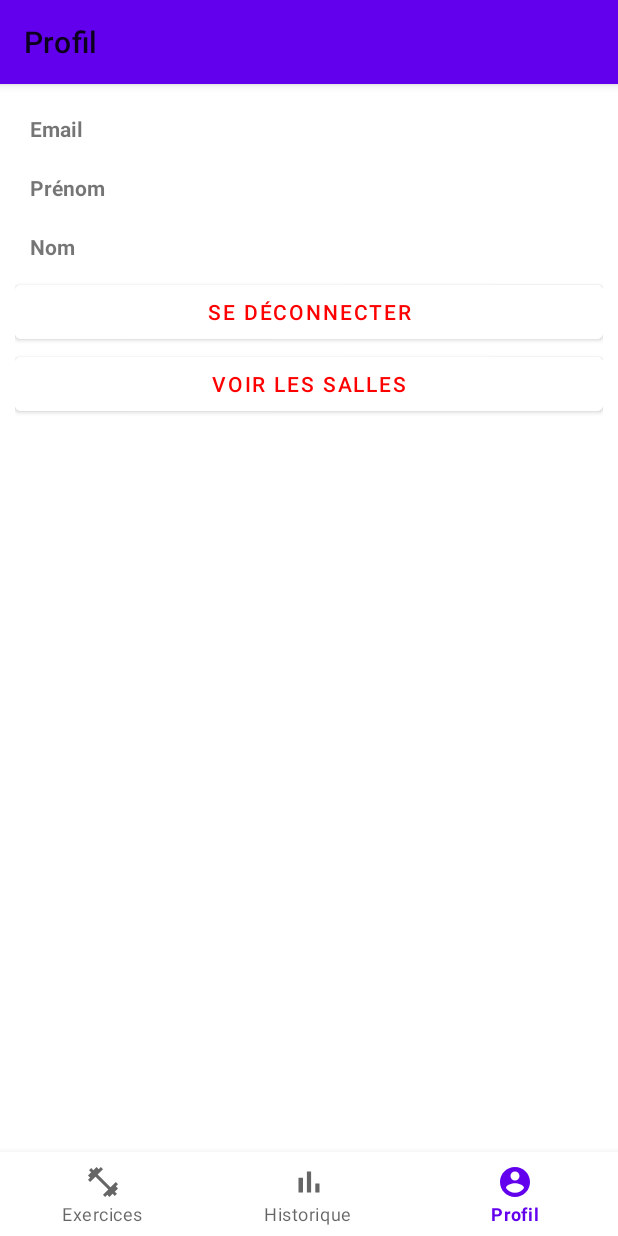
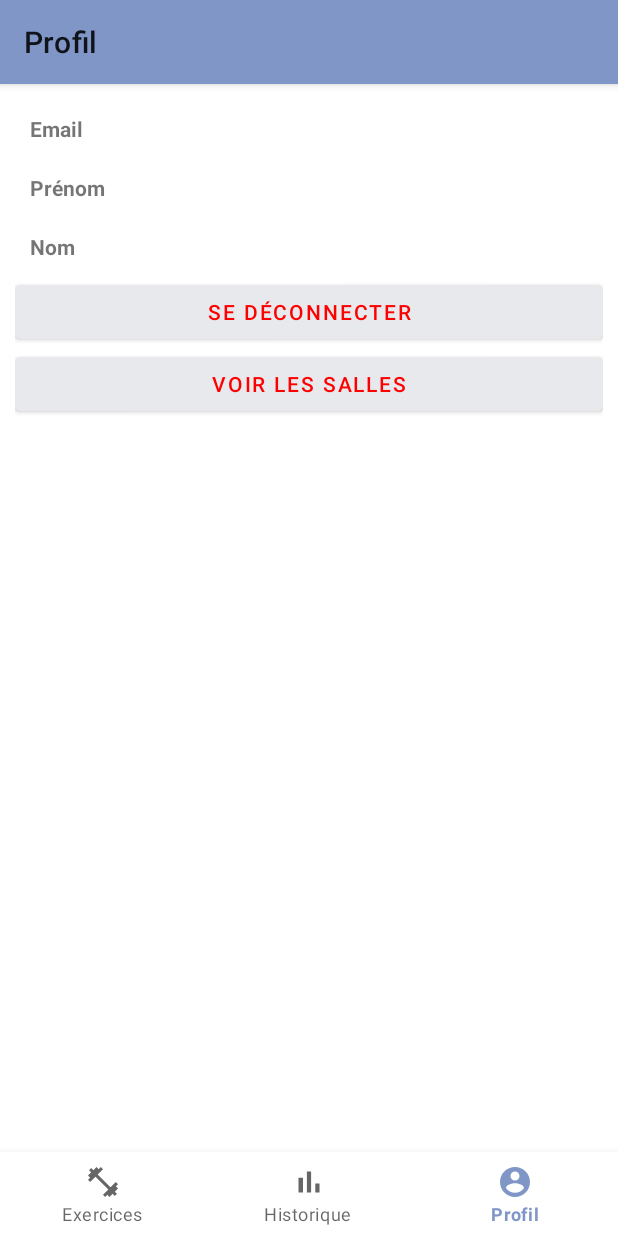
Before and after one commit to ShakaFT/save-your-train, an Android app: the ProfileFragment screen opened through its navigation route, on a phone screen of 412 x 824 dp. Run offline under Robolectric (Android 15) with nearby library versions, the phone set to English and light mode, and no system bars; our stand-ins replace Room's generated code, navigation-ui.

Commit message:
change theme color

```diff
--- a/kotlinFront/app/src/main/res/layout/fragment_profile.xml
+++ b/kotlinFront/app/src/main/res/layout/fragment_profile.xml
@@ -75,7 +75,7 @@
                 android:layout_width="wrap_content"
                 android:layout_height="wrap_content"
                 android:id="@+id/signUpButton"
-                android:backgroundTint="@color/white"
+                android:backgroundTint="@color/cultured"
                 android:text="@string/sign_out_button"
                 android:textColor="#FF0000" />
 
@@ -83,7 +83,7 @@
                 android:layout_width="wrap_content"
                 android:layout_height="wrap_content"
                 android:id="@+id/goToMap"
-                android:backgroundTint="@color/white"
+                android:backgroundTint="@color/cultured"
                 android:text="@string/go_to_map_button"
                 android:textColor="#FF0000" />
     </TableLayout>
--- a/kotlinFront/app/src/main/res/values-night/themes.xml
+++ b/kotlinFront/app/src/main/res/values-night/themes.xml
@@ -2,15 +2,15 @@
     <!-- Base application theme. -->
     <style name="Theme.Saveyourtrain" parent="Theme.MaterialComponents.DayNight.DarkActionBar">
         <!-- Primary brand color. -->
-        <item name="colorPrimary">@color/purple_200</item>
-        <item name="colorPrimaryVariant">@color/purple_700</item>
-        <item name="colorOnPrimary">@color/black</item>
+        <item name="colorPrimary">@color/pansy_purple</item>
+        <item name="colorPrimaryVariant">@color/prussian_blue</item>
+        <item name="colorOnPrimary">@color/cultured</item>
         <!-- Secondary brand color. -->
-        <item name="colorSecondary">@color/teal_200</item>
-        <item name="colorSecondaryVariant">@color/teal_200</item>
-        <item name="colorOnSecondary">@color/black</item>
+        <item name="colorSecondary">@color/tyrian_purple</item>
+        <item name="colorSecondaryVariant">@color/tyrian_purple</item>
+        <item name="colorOnSecondary">@color/cultured</item>
         <!-- Status bar color. -->
-        <item name="android:statusBarColor" tools:targetApi="l">?attr/colorPrimaryVariant</item>
+        <item name="android:statusBarColor">@color/pansy_purple</item>
         <!-- Customize your theme here. -->
     </style>
 </resources>
--- a/kotlinFront/app/src/main/res/values/colors.xml
+++ b/kotlinFront/app/src/main/res/values/colors.xml
@@ -1,12 +1,12 @@
 <?xml version="1.0" encoding="utf-8"?>
 <resources>
-    <color name="purple_200">#FFBB86FC</color>
-    <color name="purple_500">#FF6200EE</color>
-    <color name="purple_700">#FF3700B3</color>
-    <color name="teal_200">#FF03DAC5</color>
-    <color name="teal_700">#FF018786</color>
-    <color name="black">#FF000000</color>
-    <color name="white">#FFFFFFFF</color>
+    <color name="blue_gray">#7F96C6</color>
+    <color name="rich_black">#042A2B</color>
+    <color name="lavender_gray">#BABFD1</color>
+    <color name="prussian_blue">#062E53</color>
+    <color name="tyrian_purple">#6A0136</color>
+    <color name="pansy_purple">#87144E</color>
+    <color name="cultured">#E8E9ED</color>
     <color name="little_red">#C50E0E</color>
     <color name="red">#FF0000</color>
 </resources>
--- a/kotlinFront/app/src/main/res/values/themes.xml
+++ b/kotlinFront/app/src/main/res/values/themes.xml
@@ -2,15 +2,15 @@
     <!-- Base application theme. -->
     <style name="Theme.Saveyourtrain" parent="Theme.MaterialComponents.DayNight">
         <!-- Primary brand color. -->
-        <item name="colorPrimary">@color/purple_500</item>
-        <item name="colorPrimaryVariant">@color/purple_700</item>
-        <item name="colorOnPrimary">@color/white</item>
+        <item name="colorPrimary">@color/blue_gray</item>
+        <item name="colorPrimaryVariant">@color/lavender_gray</item>
+        <item name="colorOnPrimary">@color/cultured</item>
         <!-- Secondary brand color. -->
-        <item name="colorSecondary">@color/teal_200</item>
-        <item name="colorSecondaryVariant">@color/teal_700</item>
-        <item name="colorOnSecondary">@color/black</item>
+        <item name="colorSecondary">@color/blue_gray</item>
+        <item name="colorSecondaryVariant">@color/lavender_gray</item>
+        <item name="colorOnSecondary">@color/rich_black</item>
         <!-- Status bar color. -->
-        <item name="android:statusBarColor" tools:targetApi="l">?attr/colorPrimaryVariant</item>
+        <item name="android:statusBarColor">@color/prussian_blue</item>
         <!-- Customize your theme here. -->
     </style>
 </resources>
```
